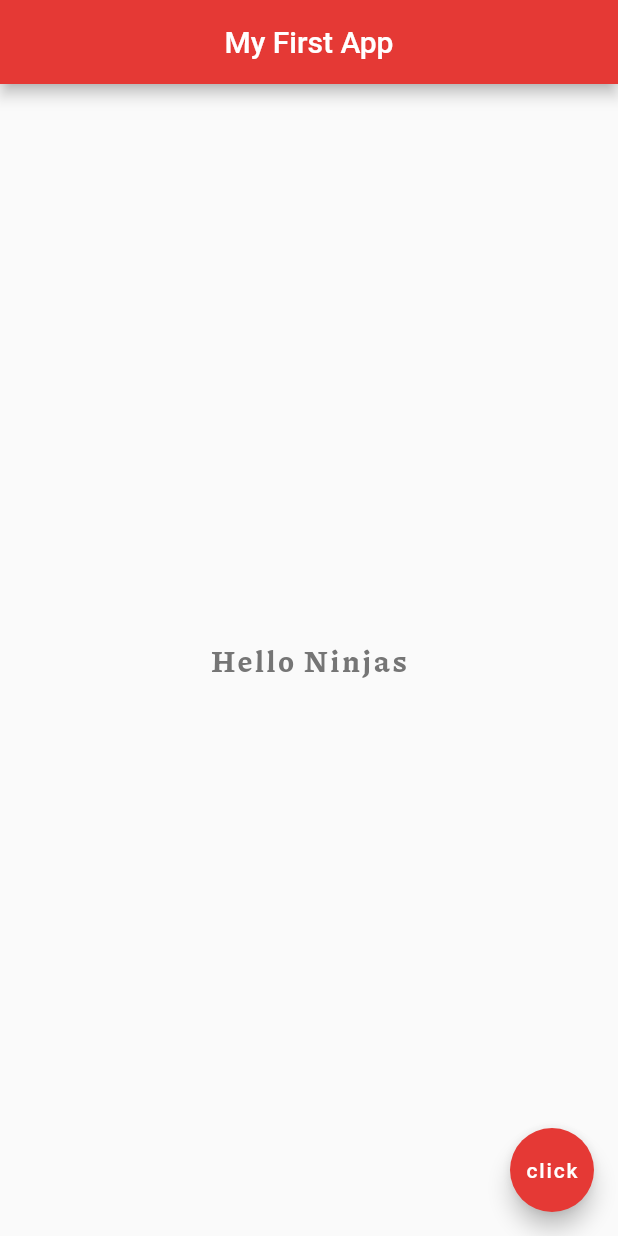
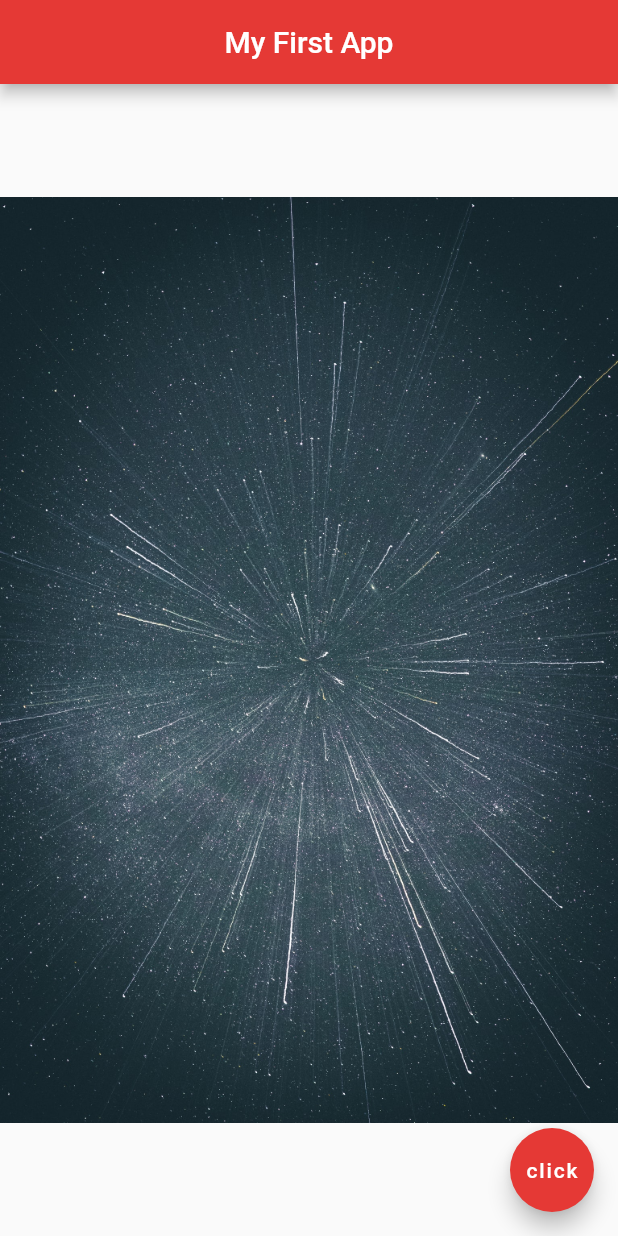
Before and after one commit to edewajosh/flutter-tuts, a Flutter app: the screen it shows after launch, on a phone screen of 412 x 824 dp. Run offline on Flutter 3.47's test engine with Material 2 defaults, Android fonts, the phone set to English and light mode, and no system bars.

Commit message:
Dealing with images

```diff
--- a/lib/main.dart
+++ b/lib/main.dart
@@ -17,16 +17,7 @@ class Home extends StatelessWidget {
       ),
       body: Center(
         // Everything nested in a widget is a child property
-        child: Text(
-          'Hello Ninjas',
-          style: TextStyle(
-            fontSize: 20.0,
-            fontWeight: FontWeight.bold,
-            letterSpacing: 2.0,
-            color: Colors.grey[600],
-            fontFamily: 'Piazzolla',
-          ),
-        ),
+        child: Image.asset('assets/space-5.jpg')
       ),
       floatingActionButton: FloatingActionButton(
         onPressed: () {},
--- a/pubspec.yaml
+++ b/pubspec.yaml
@@ -45,10 +45,8 @@ flutter:
   uses-material-design: true
 
   # To add assets to your application, add an assets section, like this:
-  # assets:
-  #   - images/a_dot_burr.jpeg
-  #   - images/a_dot_ham.jpeg
-
+  assets:
+   - assets/
   # An image asset can refer to one or more resolution-specific "variants", see
   # https://flutter.dev/assets-and-images/#resolution-aware.
 
```
Also changed, not shown: assets/space-1.jpg (added), assets/space-2.jpg (added), assets/space-3.jpg (added), assets/space-4.jpg (added), assets/space-5.jpg (added), assets/space-6.jpg (added).
